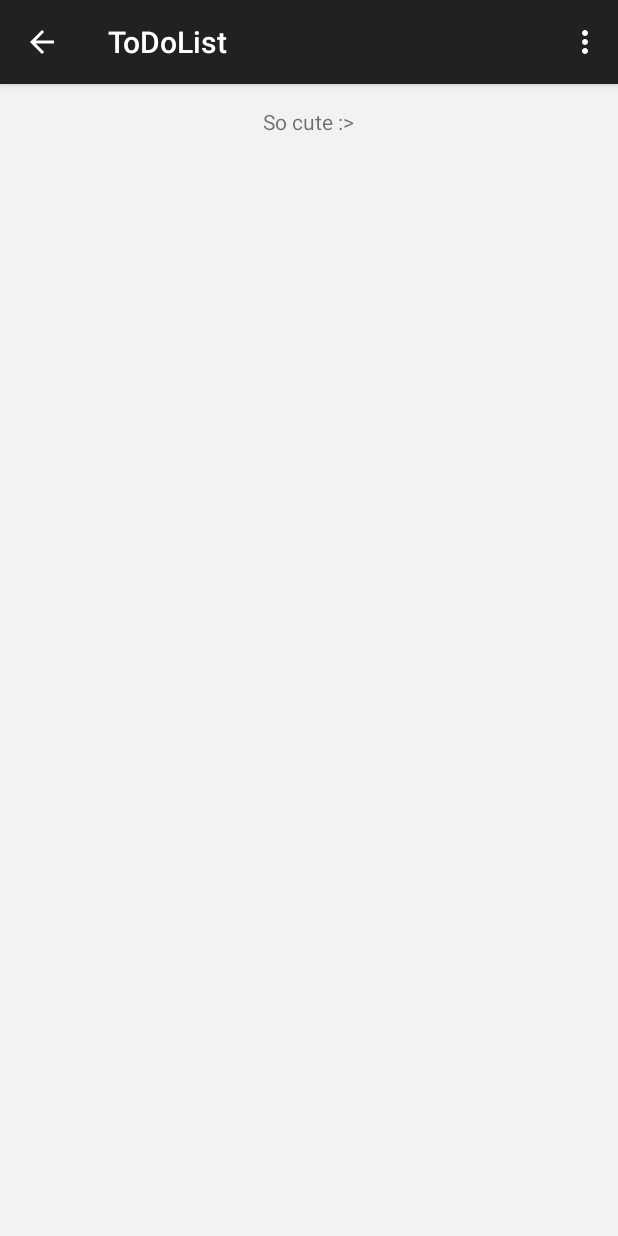
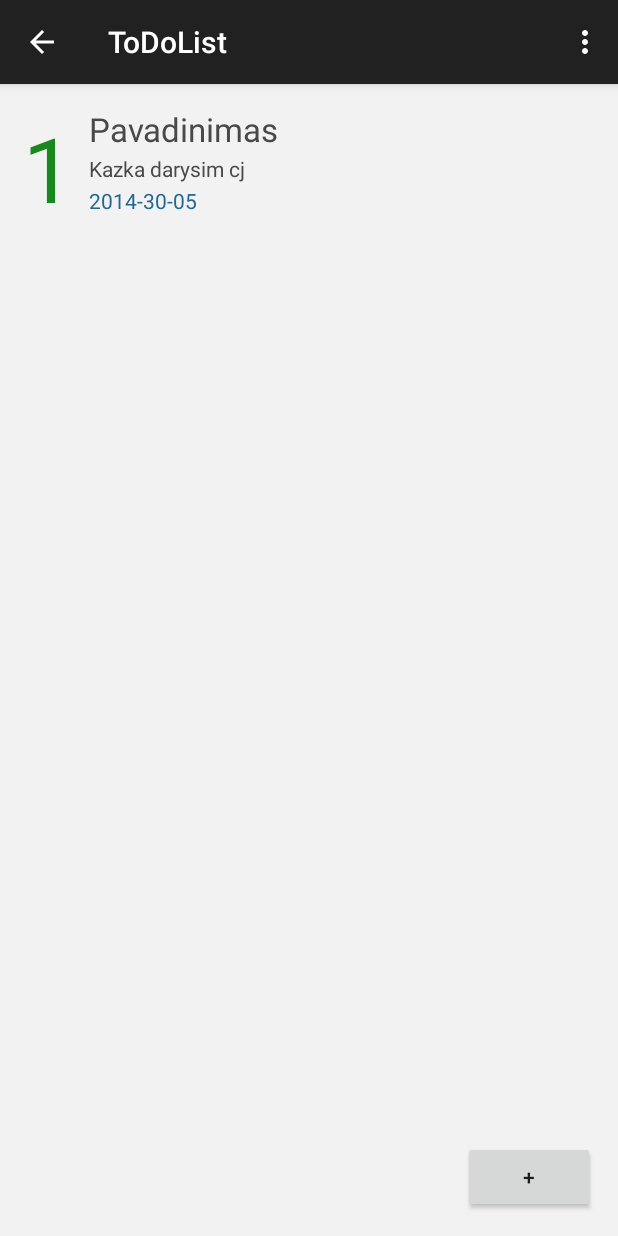
Before and after one commit to ernestaszdanys/mobile_apps_university, an Android app: the screen it shows after launch (MainActivity), on a phone screen of 412 x 824 dp. Run offline under Robolectric (Android 15) with nearby library versions, the phone set to English and light mode, and no system bars; 2 statements that could not run were skipped.

Commit message:
Change MainFragment (layout and functionality). Added NoteAdapter.

```diff
--- a/ToDoList/app/src/main/java/com/marius/ernestas/todolist/MainActivity.java
+++ b/ToDoList/app/src/main/java/com/marius/ernestas/todolist/MainActivity.java
@@ -10,6 +10,8 @@ import android.view.MenuItem;
 import android.view.View;
 import android.widget.ListView;
 
+import com.marius.ernestas.todolist.database.Database;
+import com.marius.ernestas.todolist.database.Note;
 import com.marius.ernestas.todolist.navigationDrawer.DrawerItem;
 import com.marius.ernestas.todolist.navigationDrawer.DrawerItemClickListener;
 import com.marius.ernestas.todolist.navigationDrawer.DrawerListAdapter;
@@ -19,6 +21,7 @@ import java.util.ArrayList;
 
 public class MainActivity extends ActionBarActivity {
 
+    public Database database;
     private String[] menuList;
     private DrawerLayout drawerLayout;
     private ListView drawerListView;
@@ -28,6 +31,10 @@ public class MainActivity extends ActionBarActivity {
     protected void onCreate(Bundle savedInstanceState) {
         super.onCreate(savedInstanceState);
         setContentView(R.layout.activity_main);
+
+        database = new Database(this);
+        database.addNote(new Note(1, "Pavadinimas", "Kazka darysim cj"));
+
         handleNavigationDrawer(savedInstanceState);
     }
 
@@ -49,7 +56,7 @@ public class MainActivity extends ActionBarActivity {
 
         // Set on click listener for list view
         android.support.v4.app.FragmentManager fragmentManager = this.getSupportFragmentManager();
-        drawerListView.setOnItemClickListener(new DrawerItemClickListener(fragmentManager, drawerLayout));
+        drawerListView.setOnItemClickListener(new DrawerItemClickListener(fragmentManager, database, drawerLayout));
 
         // Set MainFragment as default
         drawerListView.performItemClick(drawerListView, 0, drawerListView.getItemIdAtPosition(0));
--- /dev/null
+++ b/ToDoList/app/src/main/java/com/marius/ernestas/todolist/NoteAdapter.java
@@ -0,0 +1,62 @@
+package com.marius.ernestas.todolist;
+
+import android.app.Activity;
+import android.content.Context;
+import android.view.LayoutInflater;
+import android.view.View;
+import android.view.ViewGroup;
+import android.widget.BaseAdapter;
+import android.widget.TextView;
+
+import com.marius.ernestas.todolist.database.Note;
+
+import java.util.List;
+
+public class NoteAdapter extends BaseAdapter {
+    private Context context;
+    private List<Note> notes;
+
+    public NoteAdapter(Context context, List<Note> notes) {
+        this.context = context;
+        this.notes = notes;
+    }
+
+    @Override
+    public int getCount() {
+        return notes.size();
+    }
+
+    @Override
+    public Note getItem(int position) {
+        return notes.get(position);
+    }
+
+    @Override
+    public long getItemId(int position) {
+        return position;
+    }
+
+    @Override
+    public View getView(int position, View view, ViewGroup parent) {
+        if (view == null) {
+            LayoutInflater layoutInflater = (LayoutInflater) context.getSystemService(Activity.LAYOUT_INFLATER_SERVICE);
+            view = layoutInflater.inflate(R.layout.note_item, null);
+        }
+
+        TextView importanceTextView = (TextView) view.findViewById(R.id.textViewImportance);
+        TextView titleTextView = (TextView) view.findViewById(R.id.textViewTitle);
+        TextView descriptionTextView = (TextView) view.findViewById(R.id.textViewDescription);
+        TextView dateTextView = (TextView) view.findViewById(R.id.textViewDate);
+
+        Note note = getItem(position);
+
+        if (note != null) {
+            importanceTextView.setText(String.valueOf(note.getImportance()));
+            titleTextView.setText(note.getTitle());
+            descriptionTextView.setText(note.getDescription());
+            dateTextView.setText(note.getDate());
+        }
+
+        return view;
+    }
+}
--- a/ToDoList/app/src/main/java/com/marius/ernestas/todolist/database/Database.java
+++ b/ToDoList/app/src/main/java/com/marius/ernestas/todolist/database/Database.java
@@ -172,13 +172,12 @@ public class Database extends SQLiteOpenHelper {
         // Get access to database
         SQLiteDatabase database = this.getWritableDatabase();
 
-        //try {
-        //database.execSQL("DELETE FROM " + TABLE_ENTRY + " WHERE " + KEY_ID + " = " + id, null);
-        database.delete(TABLE_ENTRY, KEY_ID + "=?", new String[]{String.valueOf(id)});
-        //} catch (Exception e) {
-        //    Log.e("Database", e.toString());
-        //    throw new IllegalStateException("Database is not opened!");
-        //}
+        try {
+            database.delete(TABLE_ENTRY, KEY_ID + "=?", new String[]{String.valueOf(id)});
+        } catch (Exception e) {
+            Log.e("Database", e.toString());
+            throw new IllegalStateException("Database is not opened!");
+        }
 
         database.close();
     }
--- a/ToDoList/app/src/main/java/com/marius/ernestas/todolist/fragments/AboutFragment.java
+++ b/ToDoList/app/src/main/java/com/marius/ernestas/todolist/fragments/AboutFragment.java
@@ -1,5 +1,6 @@
 package com.marius.ernestas.todolist.fragments;
 
+import android.annotation.SuppressLint;
 import android.content.Intent;
 import android.net.Uri;
 import android.os.Bundle;
@@ -11,11 +12,16 @@ import android.view.ViewGroup;
 import android.widget.Button;
 
 import com.marius.ernestas.todolist.R;
+import com.marius.ernestas.todolist.database.Database;
 
+@SuppressLint("ValidFragment")
 public class AboutFragment extends Fragment {
 
     private Button contactButton;
     private Button likeButton;
+
+    public AboutFragment() {
+    }
 
 
     @Override
--- a/ToDoList/app/src/main/java/com/marius/ernestas/todolist/fragments/MainFragment.java
+++ b/ToDoList/app/src/main/java/com/marius/ernestas/todolist/fragments/MainFragment.java
@@ -1,23 +1,51 @@
 package com.marius.ernestas.todolist.fragments;
 
+import android.annotation.SuppressLint;
 import android.os.Bundle;
 import android.support.annotation.Nullable;
 import android.support.v4.app.Fragment;
 import android.view.LayoutInflater;
 import android.view.View;
 import android.view.ViewGroup;
+import android.widget.Button;
+import android.widget.ListView;
 
+import com.marius.ernestas.todolist.NoteAdapter;
 import com.marius.ernestas.todolist.R;
+import com.marius.ernestas.todolist.database.Database;
 
+@SuppressLint("ValidFragment")
 public class MainFragment extends Fragment {
 
-    public MainFragment() {
+    private Database database;
+
+    public MainFragment(Database database) {
+        this.database = database;
     }
 
     @Override
     public View onCreateView(LayoutInflater inflater, @Nullable ViewGroup container, @Nullable Bundle savedInstanceState) {
         View rootView = inflater.inflate(R.layout.fragment_main, container, false);
 
+        ListView notesListView = (ListView) rootView.findViewById(R.id.listViewNotes);
+        Button newButton = (Button) rootView.findViewById(R.id.buttonNew);
+
+        handleNotes(notesListView);
+
+        newButton.setOnClickListener(new View.OnClickListener() {
+            @Override
+            public void onClick(View view) {
+                getActivity().getSupportFragmentManager().beginTransaction().replace(R.id.container, new AboutFragment())
+                        .addToBackStack(null).commit();
+            }
+        });
+
         return rootView;
     }
+
+    private void handleNotes(ListView notesListView) {
+        if (database.getNoteCount() != 0) {
+            notesListView.setAdapter(new NoteAdapter(getActivity(), database.getAllNotes()));
+        }
+    }
 }
--- a/ToDoList/app/src/main/java/com/marius/ernestas/todolist/navigationDrawer/DrawerItemClickListener.java
+++ b/ToDoList/app/src/main/java/com/marius/ernestas/todolist/navigationDrawer/DrawerItemClickListener.java
@@ -1,12 +1,14 @@
 package com.marius.ernestas.todolist.navigationDrawer;
 
 import android.support.v4.app.Fragment;
+import android.support.v4.app.FragmentManager;
 import android.support.v4.widget.DrawerLayout;
 import android.view.View;
 import android.widget.AdapterView;
 import android.widget.ListView;
 
 import com.marius.ernestas.todolist.R;
+import com.marius.ernestas.todolist.database.Database;
 import com.marius.ernestas.todolist.fragments.AboutFragment;
 import com.marius.ernestas.todolist.fragments.MainFragment;
 
@@ -14,10 +16,12 @@ public class DrawerItemClickListener implements ListView.OnItemClickListener {
 
     private android.support.v4.app.FragmentManager fragmentManager;
     private DrawerLayout drawerLayout;
+    private Database database;
 
-    public DrawerItemClickListener(android.support.v4.app.FragmentManager fragmentManager, DrawerLayout drawerLayout) {
+    public DrawerItemClickListener(FragmentManager fragmentManager, Database database, DrawerLayout drawerLayout) {
         this.fragmentManager = fragmentManager;
         this.drawerLayout = drawerLayout;
+        this.database = database;
     }
 
     @Override
@@ -26,18 +30,18 @@ public class DrawerItemClickListener implements ListView.OnItemClickListener {
 
         switch (position) {
             case 0:
-                fragment = new MainFragment();
+                fragment = new MainFragment(database);
                 break;
             case 2:
                 fragment = new AboutFragment();
                 break;
             default:
-                fragment = new MainFragment();
+                fragment = new MainFragment(database);
                 break;
         }
 
         drawerLayout.closeDrawers();
         // Replace current fragment with selected
-        fragmentManager.beginTransaction().replace(R.id.container, fragment).addToBackStack(null).commit();
+        fragmentManager.beginTransaction().replace(R.id.container, fragment).commit();
     }
 }
--- a/ToDoList/app/src/main/java/com/marius/ernestas/todolist/navigationDrawer/DrawerListAdapter.java
+++ b/ToDoList/app/src/main/java/com/marius/ernestas/todolist/navigationDrawer/DrawerListAdapter.java
@@ -43,7 +43,7 @@ public class DrawerListAdapter extends BaseAdapter {
             view = layoutInflater.inflate(R.layout.drawer_list_item, null);
         }
 
-        TextView titleTextView = (TextView) view.findViewById(R.id.title);
+        TextView titleTextView = (TextView) view.findViewById(R.id.textViewTitle);
         titleTextView.setText(drawerItems.get(position).getTitle());
 
         return view;
--- a/ToDoList/app/src/main/res/layout/drawer_list_item.xml
+++ b/ToDoList/app/src/main/res/layout/drawer_list_item.xml
@@ -13,7 +13,7 @@
             android:layout_width="wrap_content"
             android:layout_height="fill_parent"
             android:text="Home"
-            android:id="@+id/title"
+            android:id="@+id/textViewTitle"
             android:layout_column="0"
             android:textColor="@color/textSimple"
             android:layout_gravity="center_vertical"
--- a/ToDoList/app/src/main/res/layout/fragment_main.xml
+++ b/ToDoList/app/src/main/res/layout/fragment_main.xml
@@ -1,15 +1,25 @@
-<LinearLayout
-    android:orientation="vertical"
+<RelativeLayout
     android:layout_width="fill_parent"
     android:layout_height="fill_parent"
     xmlns:android="http://schemas.android.com/apk/res/android"
     android:padding="@dimen/main_padding"
     android:background="@color/application_bg">
 
-    <TextView
+
+    <ListView
         android:layout_width="wrap_content"
         android:layout_height="wrap_content"
-        android:text="So cute :>"
-        android:id="@+id/textView"
-        android:layout_gravity="center_horizontal" />
-</LinearLayout>
+        android:id="@+id/listViewNotes"
+        android:layout_alignParentTop="true"
+        android:layout_alignParentLeft="true"
+        android:layout_alignParentStart="true" />
+
+    <Button
+        android:layout_width="wrap_content"
+        android:layout_height="wrap_content"
+        android:text="+"
+        android:id="@+id/buttonNew"
+        android:layout_alignParentBottom="true"
+        android:layout_alignRight="@+id/listViewNotes"
+        android:layout_alignEnd="@+id/listViewNotes" />
+</RelativeLayout>
--- /dev/null
+++ b/ToDoList/app/src/main/res/layout/note_item.xml
@@ -0,0 +1,54 @@
+<RelativeLayout
+    android:layout_width="fill_parent"
+    android:layout_height="fill_parent"
+    xmlns:android="http://schemas.android.com/apk/res/android">
+
+    <TextView
+        android:layout_width="wrap_content"
+        android:layout_height="wrap_content"
+        android:textAppearance="?android:attr/textAppearanceLarge"
+        android:text="2"
+        android:id="@+id/textViewImportance"
+        android:textSize="60dp"
+        android:textColor="@color/textHighlight"
+        android:layout_marginRight="@dimen/entry_item_importance_text_margin"
+        android:layout_marginEnd="@dimen/entry_item_importance_text_margin"
+        android:layout_alignParentTop="true"
+        android:layout_alignParentLeft="true"
+        android:layout_alignParentStart="true" />
+
+    <TextView
+        android:layout_width="wrap_content"
+        android:layout_height="wrap_content"
+        android:text="Title"
+        android:textSize="@dimen/text_large"
+        android:textColor="@color/textSimple"
+        android:id="@+id/textViewTitle"
+        android:layout_alignParentTop="true"
+        android:layout_toRightOf="@+id/textViewImportance"
+        android:layout_toEndOf="@+id/textViewImportance" />
+
+    <TextView
+        android:layout_width="wrap_content"
+        android:layout_height="wrap_content"
+        android:text="Description is going to be placed here..."
+        android:id="@+id/textViewDescription"
+        android:textSize="@dimen/text_small"
+        android:textColor="@color/textSimple"
+        android:layout_marginTop="@dimen/note_item_text_view_margin"
+        android:layout_marginBottom="@dimen/note_item_text_view_margin"
+        android:layout_below="@+id/textViewTitle"
+        android:layout_toRightOf="@+id/textViewImportance"
+        android:layout_toEndOf="@+id/textViewImportance" />
+
+    <TextView
+        android:layout_width="wrap_content"
+        android:layout_height="wrap_content"
+        android:text="Liepos 69  16:20"
+        android:id="@+id/textViewDate"
+        android:textSize="@dimen/text_small"
+        android:textColor="@color/textHighlight2"
+        android:layout_below="@+id/textViewDescription"
+        android:layout_alignLeft="@+id/textViewDescription"
+        android:layout_alignStart="@+id/textViewDescription" />
+</RelativeLayout>
--- a/ToDoList/app/src/main/res/values/colors.xml
+++ b/ToDoList/app/src/main/res/values/colors.xml
@@ -3,5 +3,6 @@
     <color name="application_bg">#f2f2f2</color>
     <color name="textSimple">#494949</color>
     <color name="textHighlight">#19881e</color>
+    <color name="textHighlight2">#236792</color>
     <color name="divider">#19881e</color>
 </resources>
--- a/ToDoList/app/src/main/res/values/dimens.xml
+++ b/ToDoList/app/src/main/res/values/dimens.xml
@@ -10,5 +10,8 @@
     <dimen name="text_buttons_gap">40dp</dimen>
     <dimen name="buttons_gap">25dp</dimen>
     <dimen name="drawer_item_padding">10dp</dimen>
+    <dimen name="note_item_padding">10dp</dimen>
+    <dimen name="entry_item_importance_text_margin">10dp</dimen>
+    <dimen name="note_item_text_view_margin">2dp</dimen>
 
 </resources>
```
